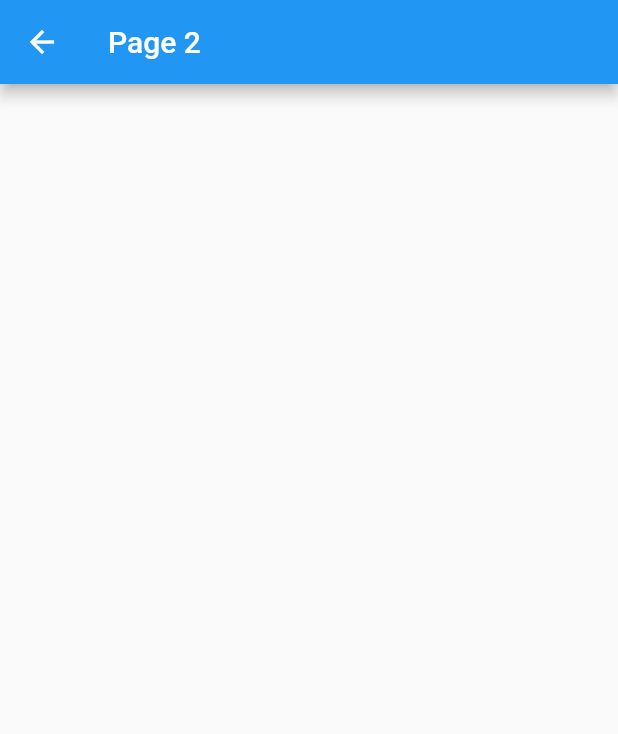
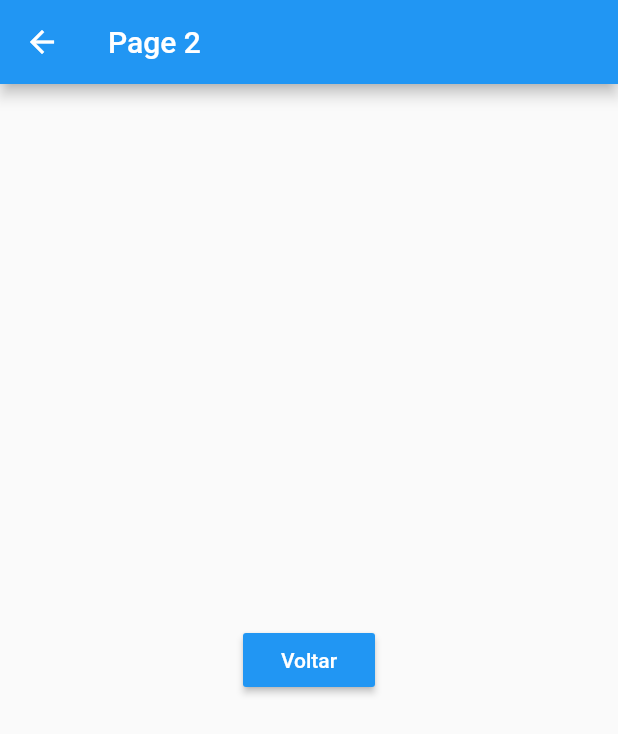
Before and after one commit to rogeriodelphi/original, a Flutter app: the HelloPage2 screen opened directly, on a phone screen of 412 x 824 dp. Shown: the top 734 px of the screen. Run offline on Flutter 3.47's test engine with Material 2 defaults, Android fonts, the phone set to English and light mode, and no system bars.

Commit message:
Voltar para a tela anterior

```diff
--- a/lib/pages/hello_page2.dart
+++ b/lib/pages/hello_page2.dart
@@ -7,6 +7,23 @@ class HelloPage2 extends StatelessWidget {
       appBar: AppBar(
         title: Text("Page 2"),
       ),
+      body: _body(context),
     );
   }
+
+  _body(context) {
+    return Center(
+      child: RaisedButton(
+          color: Colors.blue,
+          child: Text(
+            "Voltar",
+            style: TextStyle(color: Colors.white),
+          ),
+          onPressed: () => _onClickVoltar(context)),
+    );
+  }
+
+  _onClickVoltar(context) {
+    Navigator.pop(context);
+  }
 }
```
Also changed, not shown: lib/home_page.dart (line endings or trailing spaces).
